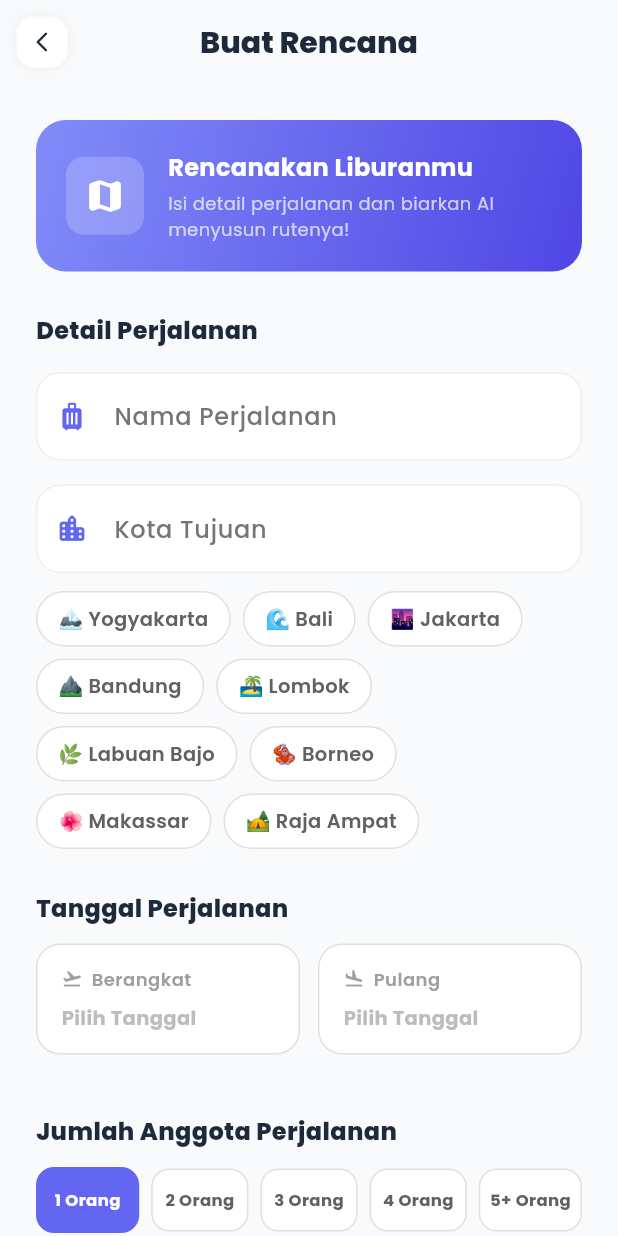
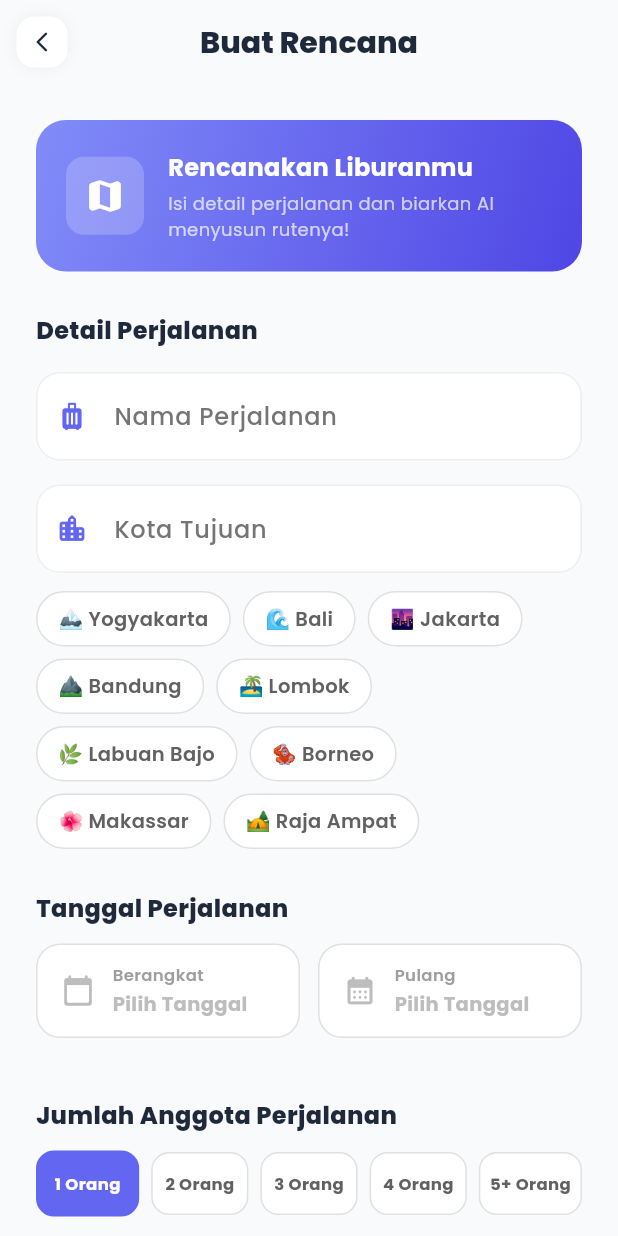
Before and after one commit to yosualohestianh22-sketch/titiktemu, a Flutter app: the CreateItineraryScreen screen opened directly, on a phone screen of 412 x 824 dp. Run offline on Flutter 3.47's test engine with Material 3 defaults, Android fonts, the phone set to English and light mode, and no system bars; our stand-ins replace cloud_firestore, firebase_auth, firebase_core, flutter_map, google_fonts, image_picker and 3 more; accounts and stored records are empty.

Commit message:
style: redesign date boxes to look like Traveloka layout

```diff
--- a/lib/screens/itinerary/create_itinerary_screen.dart
+++ b/lib/screens/itinerary/create_itinerary_screen.dart
@@ -152,7 +152,7 @@ class _CreateItineraryScreenState extends State<CreateItineraryScreen> {
     );
   }
 
-  // Widget kotak tanggal Berangkat / Pulang
+  // Widget kotak tanggal Berangkat / Pulang (Traveloka Style)
   Widget _buildDateBox({
     required String label,
     required DateTime? date,
@@ -162,70 +162,80 @@ class _CreateItineraryScreenState extends State<CreateItineraryScreen> {
     final isDark = Theme.of(context).brightness == Brightness.dark;
     final themePrimary = Theme.of(context).primaryColor;
 
+    String dayName = isStart ? 'Berangkat' : 'Pulang';
+    String formattedDate = 'Pilih Tanggal';
+
+    if (isSelected) {
+      dayName = DateFormat('EEEE', 'id_ID').format(date); // e.g. Kamis
+      formattedDate = DateFormat('dd MMM yyyy', 'id_ID').format(date); // e.g. 02 Jul 2026
+    }
+
     return Expanded(
       child: GestureDetector(
         onTap: _pickDateRange,
         child: AnimatedContainer(
           duration: const Duration(milliseconds: 300),
-          padding: const EdgeInsets.symmetric(horizontal: 16, vertical: 14),
+          padding: const EdgeInsets.symmetric(horizontal: 16, vertical: 12),
           decoration: BoxDecoration(
             color: isSelected
                 ? (isDark
-                      ? themePrimary.withValues(alpha: 0.15)
-                      : const Color(0xFFF3E5F5))
+                      ? themePrimary.withValues(alpha: 0.1)
+                      : const Color(0xFFF0F2FF))
                 : Theme.of(context).cardColor,
             borderRadius: BorderRadius.circular(16),
             border: Border.all(
               color: isSelected
                   ? themePrimary
                   : (isDark ? Colors.grey[850]! : Colors.grey[300]!),
-              width: isSelected ? 2 : 1,
+              width: isSelected ? 1.5 : 1,
             ),
             boxShadow: isSelected
                 ? [
                     BoxShadow(
-                      color: themePrimary.withValues(alpha: 0.15),
-                      blurRadius: 12,
+                      color: themePrimary.withValues(alpha: 0.1),
+                      blurRadius: 8,
                       offset: const Offset(0, 4),
                     ),
                   ]
                 : [],
           ),
-          child: Column(
-            crossAxisAlignment: CrossAxisAlignment.start,
-            children: [
-              Row(
+          child: Row(
             children: [
               Icon(
                 isStart
-                        ? Icons.flight_takeoff_rounded
-                        : Icons.flight_land_rounded,
-                    size: 14,
+                    ? Icons.calendar_today_rounded
+                    : Icons.calendar_month_rounded,
+                size: 22,
+                color: isSelected ? themePrimary : Colors.grey[400],
+              ),
+              const SizedBox(width: 12),
+              Expanded(
+                child: Column(
+                  crossAxisAlignment: CrossAxisAlignment.start,
+                  mainAxisSize: MainAxisSize.min,
+                  children: [
+                    Text(
+                      isSelected ? '$label: $dayName' : label,
+                      style: TextStyle(
+                        fontSize: 11,
+                        fontWeight: FontWeight.w600,
                         color: isSelected ? themePrimary : Colors.grey[500],
                       ),
-                  const SizedBox(width: 6),
+                      maxLines: 1,
+                      overflow: TextOverflow.ellipsis,
+                    ),
+                    const SizedBox(height: 2),
                     Text(
-                    label,
+                      formattedDate,
                       style: TextStyle(
-                      fontSize: 12,
-                      fontWeight: FontWeight.w600,
-                      color: isSelected ? themePrimary : Colors.grey[500],
-                      letterSpacing: 0.3,
+                        fontSize: 13,
+                        fontWeight: FontWeight.bold,
+                        color: isSelected
+                            ? (isDark ? Colors.white : const Color(0xFF1E293B))
+                            : Colors.grey[400],
                       ),
                     ),
                   ],
-              ),
-              const SizedBox(height: 8),
-              Text(
-                isSelected
-                    ? DateFormat('EEE, dd MMM yyyy').format(date)
-                    : 'Pilih Tanggal',
-                style: TextStyle(
-                  fontSize: 13,
-                  fontWeight: FontWeight.w700,
-                  color: isSelected
-                      ? Theme.of(context).textTheme.bodyLarge?.color
-                      : Colors.grey[400],
                 ),
               ),
             ],
```
Lines whose indentation alone changed are shown as unchanged.
